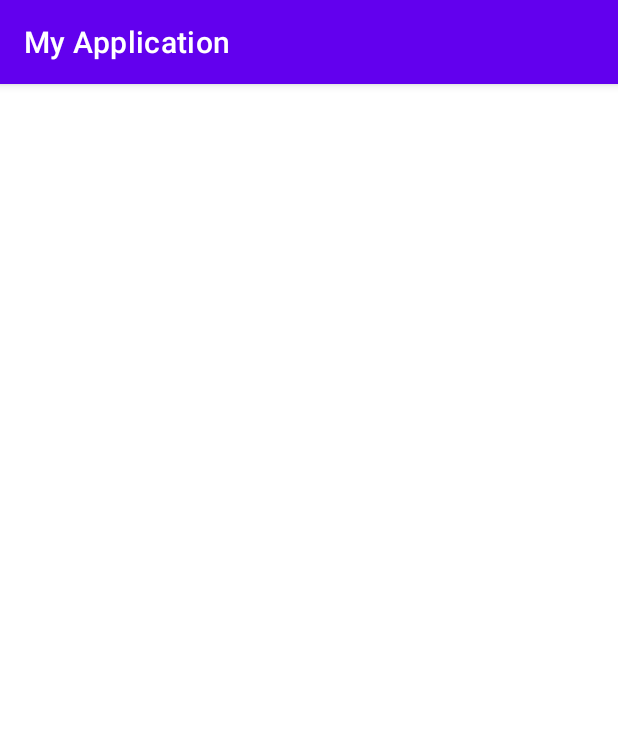
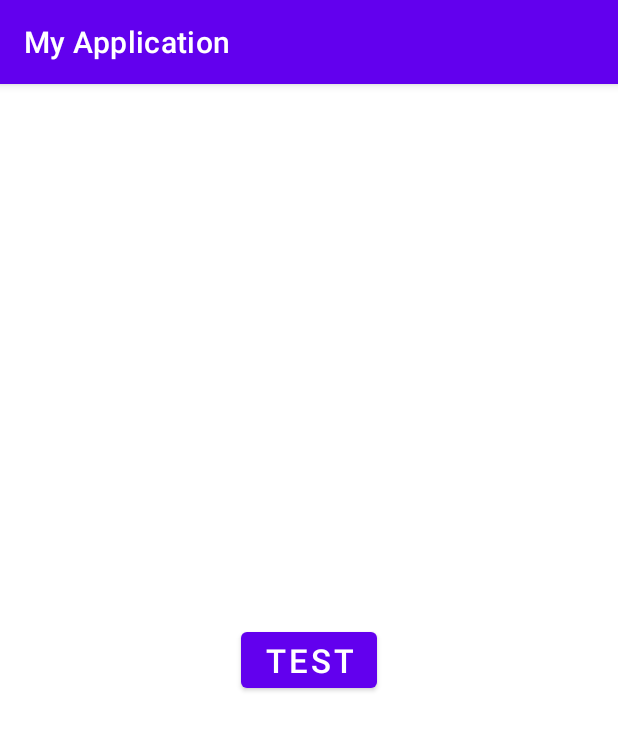
Before and after one commit to arminjafari1383/anroidproject, an Android app: the screen it shows after launch (MainActivity), on a phone screen of 412 x 824 dp. Shown: the top 730 px of the screen. Run offline under Robolectric (Android 15) with nearby library versions, the phone set to English and light mode, and no system bars.

Commit message:
alert dialog

```diff
--- a/app/src/main/java/com/example/myapplication/MainActivity.kt
+++ b/app/src/main/java/com/example/myapplication/MainActivity.kt
@@ -13,29 +13,32 @@ import android.view.View
 import android.widget.SeekBar
 import android.widget.Toast
 import androidx.activity.OnBackPressedCallback
+import androidx.appcompat.app.AlertDialog
 import com.example.myapplication.databinding.ActivityMainBinding
 
 class MainActivity : AppCompatActivity() {
     private lateinit var binding:ActivityMainBinding
-    private  var exit = false
     override fun onCreate(savedInstanceState: Bundle?) {
         super.onCreate(savedInstanceState)
         binding = ActivityMainBinding.inflate(layoutInflater)
         val view = binding.root
         setContentView(view)
-        onBackPressedDispatcher.addCallback(
-            this,
-            object :OnBackPressedCallback(true){
-                override fun handleOnBackPressed() {
-                    if (exit)
-                        finish()
-                    exit = true
-                    toast("برای خروج دوبار کلیک کنید")
-                    Handler(Looper.getMainLooper()).postDelayed({exit = false},2000)
-                }
-
+        binding.btnShow.setOnClickListener{
+            val dialog = AlertDialog.Builder(this)
+            dialog.setTitle("Test")
+            dialog.setMessage("ActivityMainBinding.inflate")
+            dialog.setCancelable(false)
+            dialog.setPositiveButton("ok"){_,_ ->
+                toast("ok")
             }
-        )
+            dialog.setNegativeButton("Cancel"){_,_ ->
+                toast("cancel")
+            }
+            dialog.setNeutralButton("setting"){_,_ ->
+                toast("setting")
+            }
+            dialog.create().show()
+        }
     }
     private fun toast(text: String) {
         Toast.makeText(this,text,Toast.LENGTH_SHORT).show()
--- a/app/src/main/res/layout/activity_main.xml
+++ b/app/src/main/res/layout/activity_main.xml
@@ -9,11 +9,12 @@
     android:layout_height="match_parent"
     tools:context=".MainActivity">
 
-    <TextView
-        android:id="@+id/txt_test"
+    <Button
+        android:id="@+id/btn_show"
+        android:text="@string/test"
+        android:textSize="22sp"
         android:layout_width="wrap_content"
-        android:layout_height="wrap_content"
-        />
+        android:layout_height="wrap_content"/>
 
 
 </LinearLayout>
```
